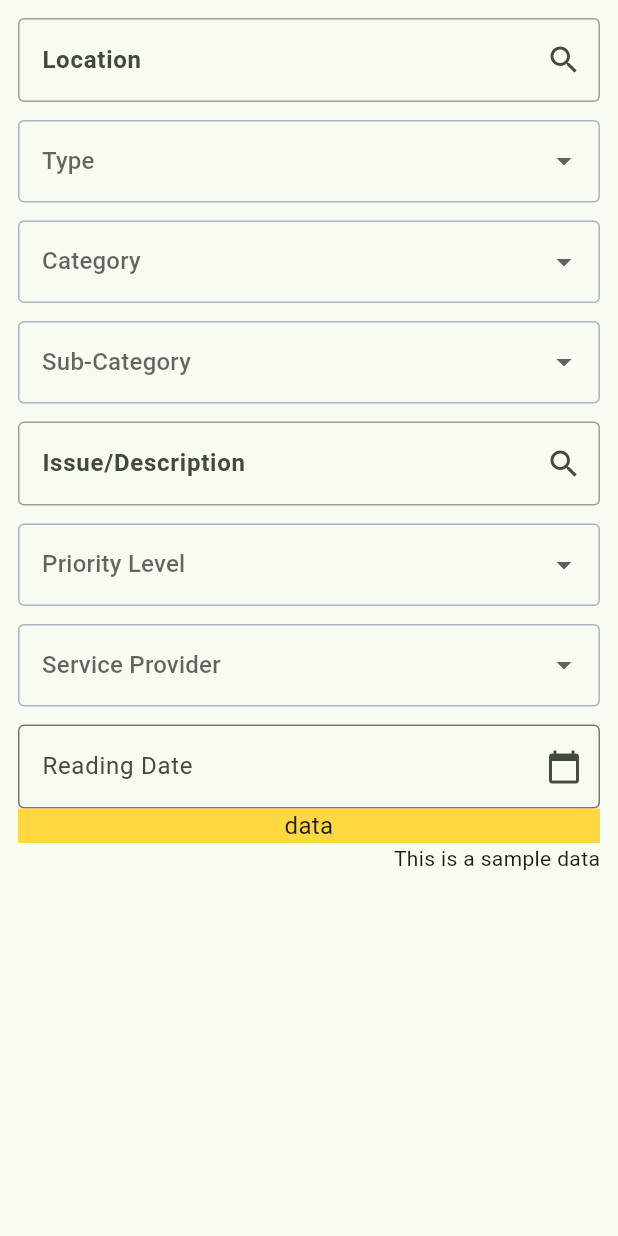
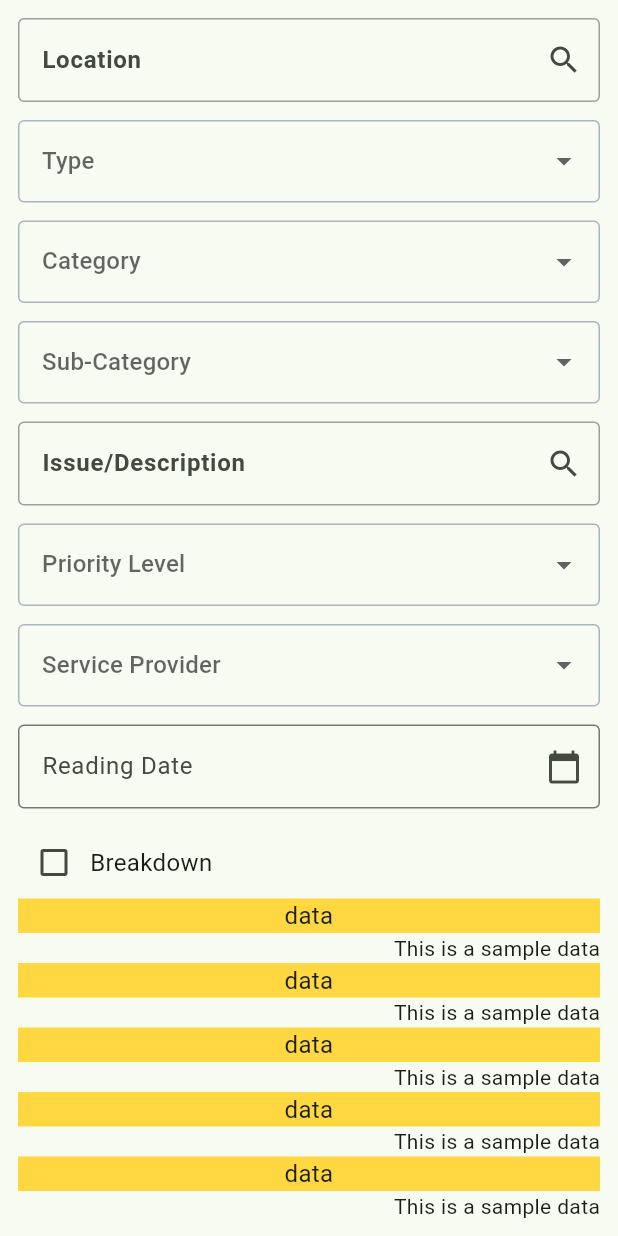
Before and after one commit to jamydevelop/Wilcon-Test-Flutter, a Flutter app: the CreateNewWorkordersBodyWidget widget shown alone on an empty page, opened directly, on a phone screen of 412 x 824 dp. Run offline on Flutter 3.47's test engine with Material 3 defaults, Android fonts, the phone set to English and light mode, and no system bars.

Commit message:
added checkbox button with temporary data for scroll screen feature

```diff
--- a/wilcon_mobile/lib/module/work_orders/presentation/create_new_workorders/widget/create_new_workorders_body_widget.dart
+++ b/wilcon_mobile/lib/module/work_orders/presentation/create_new_workorders/widget/create_new_workorders_body_widget.dart
@@ -10,12 +10,15 @@ class CreateNewWorkordersBodyWidget extends StatefulWidget {
 
 class _CreateNewWorkordersBodyWidgetState
     extends State<CreateNewWorkordersBodyWidget> {
+  bool _isChecked = false;
+
   @override
   Widget build(BuildContext context) {
     return SafeArea(
       child: Padding(
         padding: const EdgeInsets.symmetric(
             horizontal: 12.0), // 12px margin on left and right
+        child: SingleChildScrollView(
           child: Column(
             crossAxisAlignment:
                 CrossAxisAlignment.start, // Align children to the start (left)
@@ -34,15 +37,45 @@ class _CreateNewWorkordersBodyWidgetState
               _priorityLevel(),
               const SizedBox(height: 12),
               _serviceProvider(),
-            const SizedBox(
-              height: 12,
-            ),
+              const SizedBox(height: 12),
               _readingDate(),
+              const SizedBox(height: 12),
+              _breakdownCheckbox(), // Add the Checkbox widget here
+              _testWidget01(),
+              _testWidget02(),
+              _testWidget01(),
+              _testWidget02(),
+              _testWidget01(),
+              _testWidget02(),
+              _testWidget01(),
+              _testWidget02(),
               _testWidget01(),
               _testWidget02(),
             ],
           ),
         ),
+      ),
+    );
+  }
+
+  Widget _breakdownCheckbox() {
+    return Row(
+      children: [
+        Checkbox(
+          value: _isChecked,
+          onChanged: (bool? newValue) {
+            setState(() {
+              _isChecked = newValue ?? false;
+            });
+          },
+        ),
+        Expanded(
+          child: Text(
+            'Breakdown',
+            style: TextStyle(fontSize: 16),
+          ),
+        ),
+      ],
     );
   }
 
```
Lines whose indentation alone changed are shown as unchanged.
